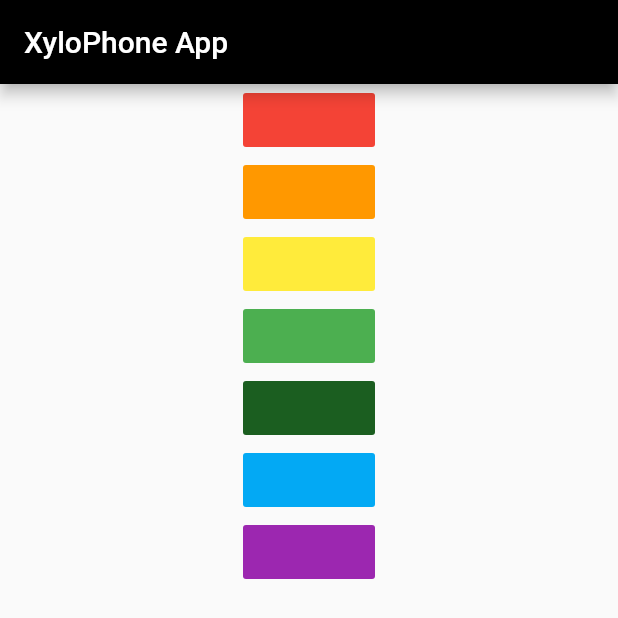
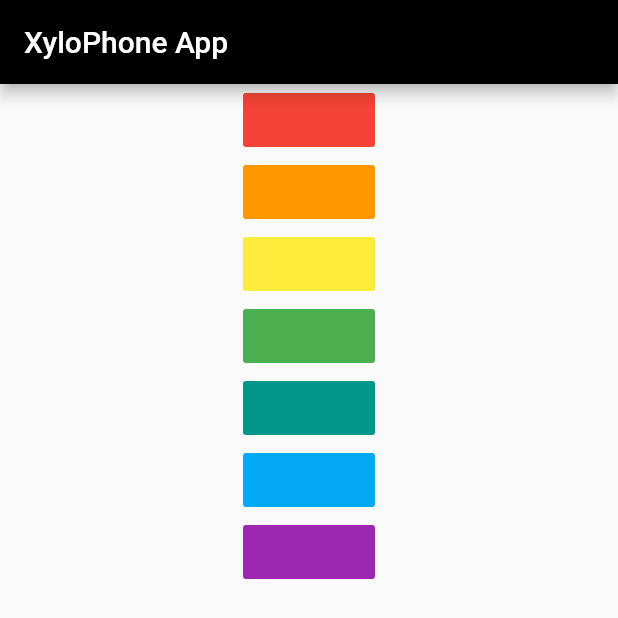
Before and after one commit to faceyacc/XyloPhone, a Flutter app: the screen it shows after launch, on a phone screen of 412 x 824 dp. Shown: the top 618 px of the screen. Run offline on Flutter 3.47's test engine with Material 2 defaults, Android fonts, the phone set to English and light mode, and no system bars; our stand-ins replace audioplayers.

```diff
--- a/xylophone_flutterapp/lib/main.dart
+++ b/xylophone_flutterapp/lib/main.dart
@@ -46,7 +46,7 @@ class XyloPhone extends StatelessWidget {
                 child: null,
               ),
               FlatButton(
-                color: Colors.green[900],
+                color: Colors.teal,
                 onPressed: () {
                   AudioCache().play('note5.wav');
                 },
```
